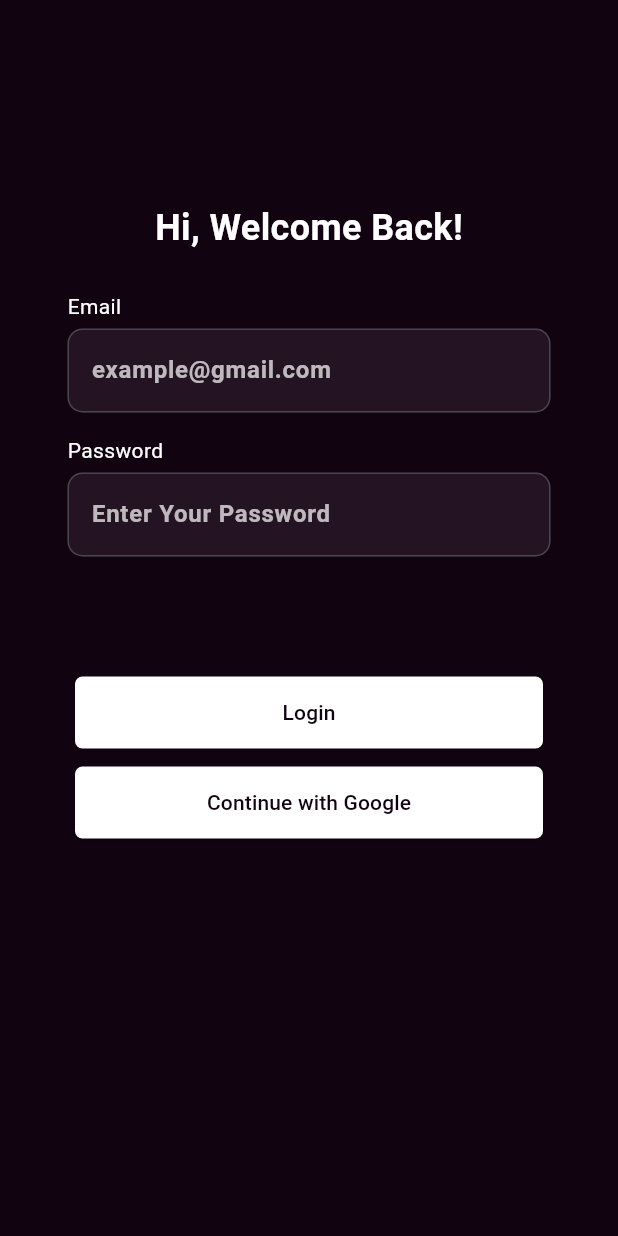
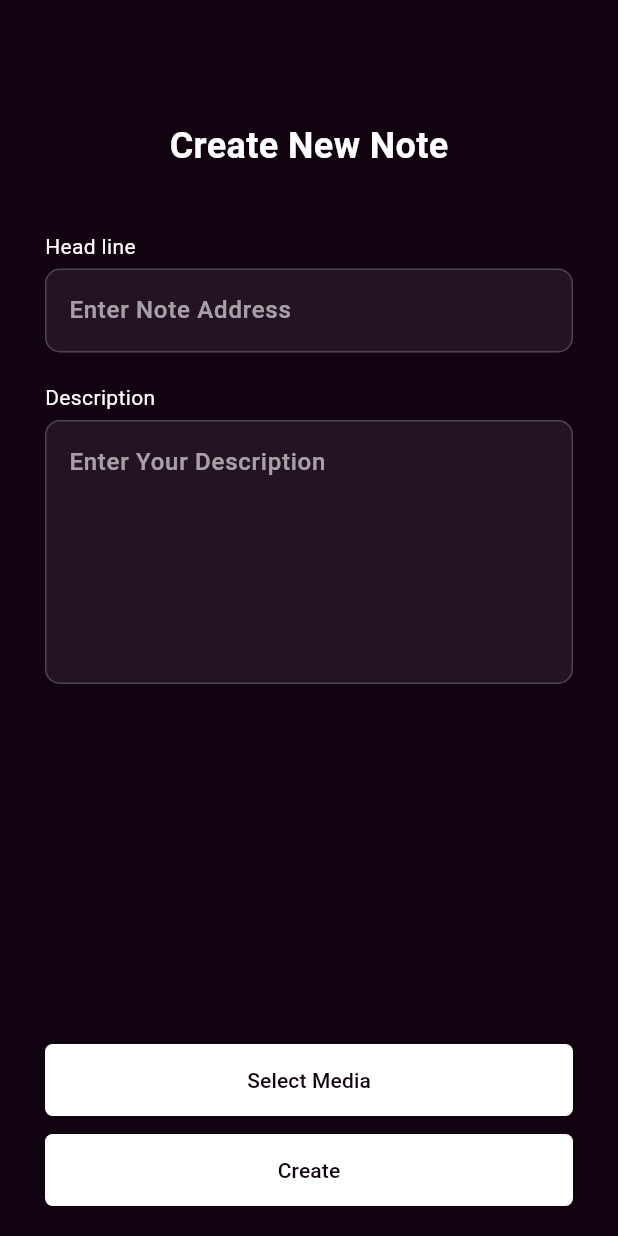
Before and after one commit to rawanabdulhayy/notes_app_v2, a Flutter app: the screen it shows after launch, on a phone screen of 412 x 824 dp. Run offline on Flutter 3.47's test engine with Material 3 defaults, Android fonts, the phone set to English and light mode, and no system bars; our stand-ins replace firebase_auth, firebase_core, flutter_bloc; accounts and stored records are empty.

Commit message:
create note page created

```diff
--- a/lib/main.dart
+++ b/lib/main.dart
@@ -1,4 +1,5 @@
 import 'package:flutter/material.dart';
+import 'package:notes_app_firebase/presentation/screens/create_note.dart';
 import 'package:notes_app_firebase/presentation/screens/login_page.dart';
 import 'package:firebase_core/firebase_core.dart';
 
@@ -18,7 +19,7 @@ class MyApp extends StatelessWidget {
       theme: ThemeData(
         colorScheme: ColorScheme.fromSeed(seedColor: Colors.deepPurple),
       ),
-      home: LoginPage(),
+      home: CreateNotePage(),
     );
   }
 }
--- /dev/null
+++ b/lib/presentation/screens/create_note.dart
@@ -0,0 +1,143 @@
+import 'package:flutter/material.dart';
+import '../../core/app_colors/app_colors.dart';
+
+class CreateNotePage extends StatelessWidget {
+  CreateNotePage({super.key});
+
+  final TextEditingController headlineController = TextEditingController();
+  final TextEditingController descriptionController = TextEditingController();
+
+  @override
+  Widget build(BuildContext context) {
+    return Scaffold(
+      backgroundColor: AppColors.primaryColor,
+      body: Padding(
+        padding: const EdgeInsets.only(top: 80, left: 30, right: 30),
+        child: Column(
+          crossAxisAlignment: CrossAxisAlignment.start,
+          children: [
+            // Title
+            Center(
+              child: Text(
+                "Create New Note",
+                style: TextStyle(
+                  fontSize: 24,
+                  fontWeight: FontWeight.w700,
+                  color: Colors.white,
+                ),
+              ),
+            ),
+            const SizedBox(height: 40),
+
+            // Headline Label
+            Text(
+              "Head line",
+              style: TextStyle(
+                fontSize: 14,
+                fontWeight: FontWeight.w400,
+                color: Colors.white,
+              ),
+            ),
+            const SizedBox(height: 5),
+
+            // Headline Input
+            TextField(
+              controller: headlineController,
+              style: TextStyle(color: Colors.white),
+              decoration: InputDecoration(
+                hintText: "Enter Note Address",
+                hintStyle: TextStyle(
+                  color: Color.fromRGBO(255, 255, 255, 0.6),
+                  fontWeight: FontWeight.w500,
+                  fontSize: 16,
+                ),
+                fillColor: AppColors.secondaryColor,
+                filled: true,
+                border: OutlineInputBorder(
+                  borderRadius: BorderRadius.circular(10),
+                ),
+              ),
+            ),
+            const SizedBox(height: 20),
+
+            // Description Label
+            Text(
+              "Description",
+              style: TextStyle(
+                fontSize: 14,
+                fontWeight: FontWeight.w400,
+                color: Colors.white,
+              ),
+            ),
+            const SizedBox(height: 5),
+
+            // Description Input (multiline)
+            TextField(
+              controller: descriptionController,
+              style: TextStyle(color: Colors.white),
+              //------------maxlines property added------------
+              maxLines: 6,
+              decoration: InputDecoration(
+                hintText: "Enter Your Description",
+                hintStyle: TextStyle(
+                  color: Color.fromRGBO(255, 255, 255, 0.6),
+                  fontWeight: FontWeight.w500,
+                  fontSize: 16,
+                ),
+                fillColor: AppColors.secondaryColor,
+                filled: true,
+                border: OutlineInputBorder(
+                  borderRadius: BorderRadius.circular(10),
+                ),
+              ),
+            ),
+            const Spacer(),
+
+            // Select Media Button
+            ElevatedButton(
+              onPressed: () {
+                // TODO: Implement select media logic
+              },
+              style: ElevatedButton.styleFrom(
+                minimumSize: Size(double.infinity, 48),
+                backgroundColor: Colors.white,
+                foregroundColor: AppColors.primaryColor,
+                shape: RoundedRectangleBorder(
+                  borderRadius: BorderRadius.circular(5),
+                ),
+              ),
+              child: Text("Select Media"),
+            ),
+            const SizedBox(height: 12),
+
+            // Create Button
+            ElevatedButton(
+              onPressed: () {
+                final title = headlineController.text.trim();
+                final desc = descriptionController.text.trim();
+
+                if (title.isEmpty || desc.isEmpty) {
+                  ScaffoldMessenger.of(context).showSnackBar(
+                    SnackBar(content: Text("Please fill all fields")),
+                  );
+                } else {
+                  // TODO: Implement create note logic
+                }
+              },
+              style: ElevatedButton.styleFrom(
+                minimumSize: Size(double.infinity, 48),
+                backgroundColor: Colors.white,
+                foregroundColor: AppColors.primaryColor,
+                shape: RoundedRectangleBorder(
+                  borderRadius: BorderRadius.circular(5),
+                ),
+              ),
+              child: Text("Create"),
+            ),
+            const SizedBox(height: 20),
+          ],
+        ),
+      ),
+    );
+  }
+}
--- a/lib/presentation/screens/sign_up_page.dart
+++ b/lib/presentation/screens/sign_up_page.dart
@@ -1,13 +1,35 @@
 import 'package:flutter/material.dart';
-
+import 'package:notes_app_firebase/logic/sign_up_bloc/signup_bloc.dart';
+import 'package:notes_app_firebase/logic/sign_up_bloc/signup_state.dart';
+import 'package:flutter_bloc/flutter_bloc.dart';
 import '../../core/app_colors/app_colors.dart';
+import '../../logic/sign_up_bloc/signup_event.dart';
 
 class SignUpPage extends StatelessWidget {
+  SignUpPage({super.key});
+
+  final TextEditingController emailController = TextEditingController();
+  final TextEditingController passwordController = TextEditingController();
+
   @override
   Widget build(BuildContext context) {
     return Scaffold(
       backgroundColor: AppColors.primaryColor,
-      body: Padding(
+      body: BlocListener<SignupBloc, SignUpState>(
+        listener: (context, state) {
+          if(state is SignUpStateLoading){
+            showDialog(context: context, builder: (_) => Center(child: CircularProgressIndicator(),)
+            );
+          }else if(state is SignUpStateLoaded){
+            Navigator.of(context).pop();
+            ScaffoldMessenger.of(context).showSnackBar(SnackBar(content: Text("Account created Successfully")));
+
+          } else if( state is SignUpStateError){
+            Navigator.of(context).pop();
+            ScaffoldMessenger.of(context).showSnackBar(SnackBar(content: Text(state.message)));
+          }
+        },
+        child: Padding(
           padding: const EdgeInsets.only(top: 135, left: 45, right: 45),
           child: Column(
             // mainAxisAlignment: MainAxisAlignment.center,
@@ -34,6 +56,7 @@ class SignUpPage extends StatelessWidget {
                   ),
                   SizedBox(height: 5),
                   TextField(
+                    controller: emailController,
                     style: TextStyle(color: Colors.white), //Input Text Color
                     //Decoration - label and hintText
                     decoration: InputDecoration(
@@ -74,6 +97,7 @@ class SignUpPage extends StatelessWidget {
                   ),
                   SizedBox(height: 5),
                   TextField(
+                    controller: passwordController,
                     style: TextStyle(color: Colors.white), //Input Text Color
                     //Decoration - label and hintText
                     decoration: InputDecoration(
@@ -102,13 +126,24 @@ class SignUpPage extends StatelessWidget {
               ),
               SizedBox(height: 80),
               ElevatedButton(
-              onPressed: () {},
+                onPressed: () {
+                  final email = emailController.text.trim();
+                  final password = passwordController.text.trim();
+                  if(email.isNotEmpty && password.isNotEmpty){
+                    context.read<SignupBloc>().add(SignUpButtonPressed( email, password));
+                  } else{
+                    ScaffoldMessenger.of(context).showSnackBar(SnackBar(content: Text("please fill all fields")));
+                  }
+
+                },
                 style: ElevatedButton.styleFrom(
                   //width and height in elevated buttons -- denoted by minimum size property (width, height)
                   minimumSize: Size(312, 48),
-                backgroundColor: Colors.white, // button background color
+                  backgroundColor: Colors.white,
+                  // button background color
                   foregroundColor:
-                    AppColors.primaryColor, // text (and icon) color
+                  AppColors.primaryColor,
+                  // text (and icon) color
                   // In textField, borderRadius was nested under the border property, nested under InputDecoration.
                   // In elevated button, borderRadius was nested under the shape property, nested under ElevatedButton,styleFrom.
                   shape: RoundedRectangleBorder(
@@ -120,6 +155,7 @@ class SignUpPage extends StatelessWidget {
             ],
           ),
         ),
+      ),
     );
   }
 }
```
Also changed, not shown: 6 other files. Lines whose indentation alone changed are shown as unchanged.
